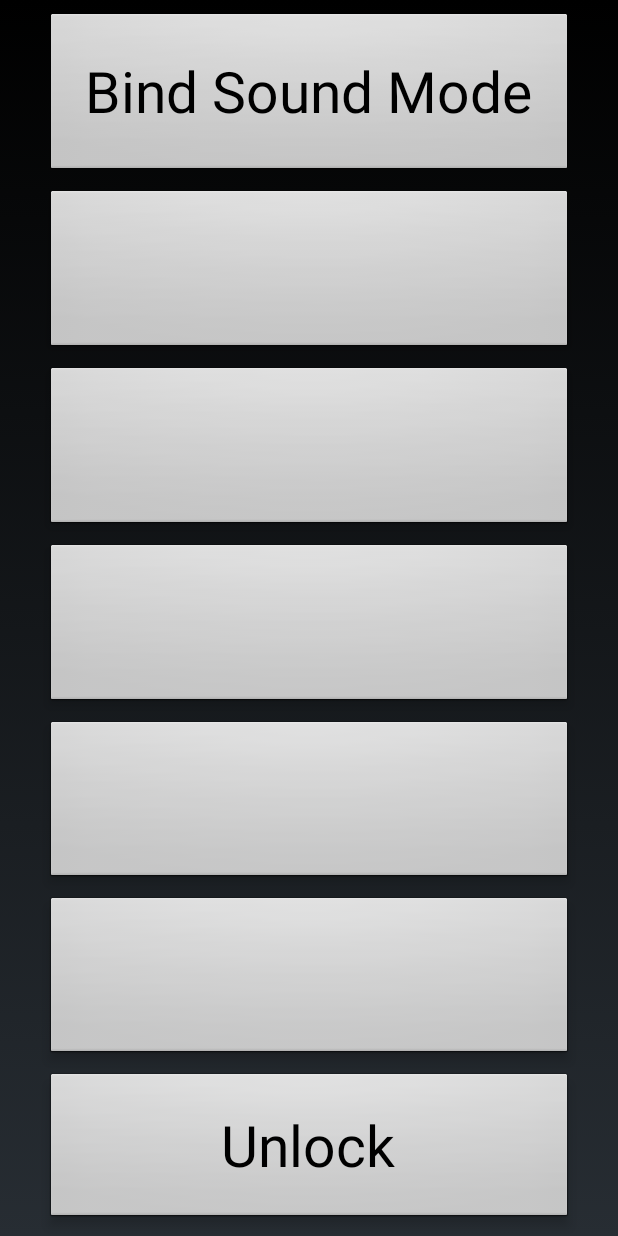
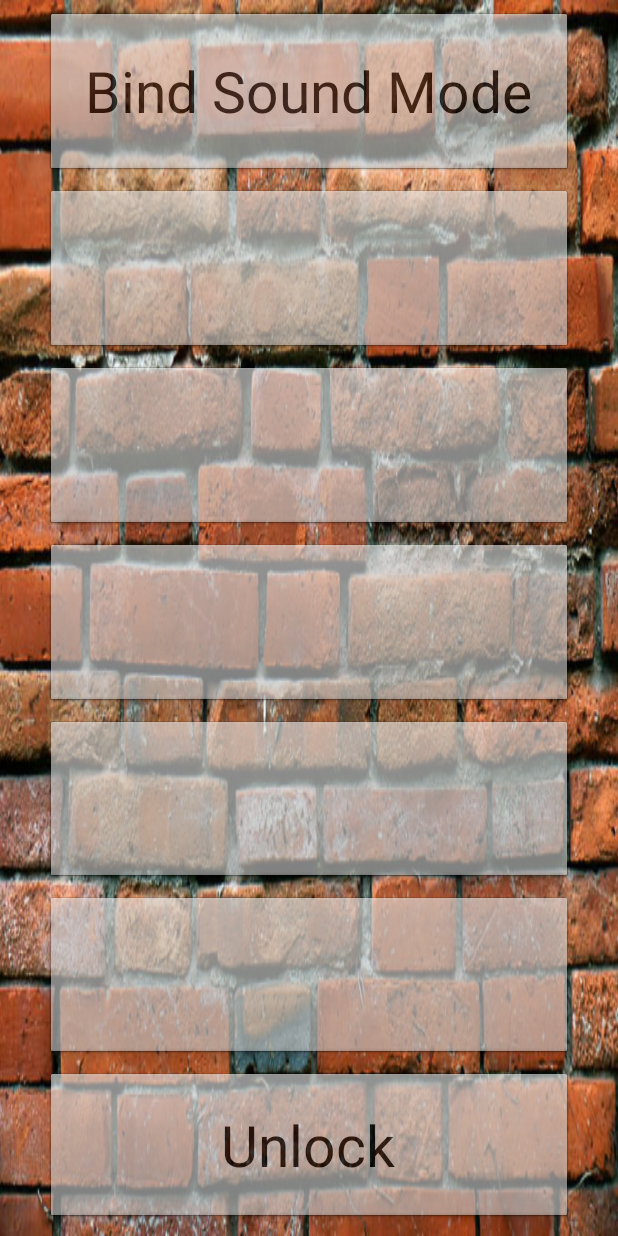
Before and after one commit to ArcturusMayer/Meme_Locker, an Android app: the screen it shows after launch (LockScreenAppActivity), on a phone screen of 412 x 824 dp. Run offline under Robolectric (Android 15) with nearby library versions, the phone set to English and light mode, and no system bars; our stand-ins replace AdMob.

Commit message:
design_update

```diff
--- a/app/src/main/res/layout/activity_main.xml
+++ b/app/src/main/res/layout/activity_main.xml
@@ -12,6 +12,7 @@
         android:gravity="center"
         android:orientation="vertical"
         android:layout_weight="1"
+        android:background="@drawable/brickwall"
         >
 
         <Button
@@ -23,6 +24,7 @@
             android:layout_marginRight="30dp"
             android:elevation="5dp"
             android:layout_marginTop="8dp"
+            android:alpha="0.65"
             />
 
         <Button
@@ -34,6 +36,7 @@
             android:layout_marginRight="30dp"
             android:elevation="5dp"
             android:layout_marginTop="8dp"
+            android:alpha="0.65"
             />
 
         <Button
@@ -45,6 +48,7 @@
             android:layout_marginRight="30dp"
             android:elevation="5dp"
             android:layout_marginTop="8dp"
+            android:alpha="0.65"
             />
 
         <Button
@@ -56,6 +60,7 @@
             android:layout_marginRight="30dp"
             android:elevation="5dp"
             android:layout_marginTop="8dp"
+            android:alpha="0.65"
             />
 
         <Button
@@ -67,6 +72,7 @@
             android:layout_marginRight="30dp"
             android:elevation="5dp"
             android:layout_marginTop="8dp"
+            android:alpha="0.65"
             />
 
         <Button
@@ -78,6 +84,7 @@
             android:layout_marginRight="30dp"
             android:elevation="5dp"
             android:layout_marginTop="8dp"
+            android:alpha="0.65"
             />
 
         <Button
@@ -90,6 +97,7 @@
             android:layout_marginBottom="8dp"
             android:layout_marginTop="8dp"
             android:elevation="5dp"
+            android:alpha="0.65"
             />
 
     </LinearLayout>
```
Also changed, not shown: app/src/main/res/drawable/brickwall.jpg (added).
